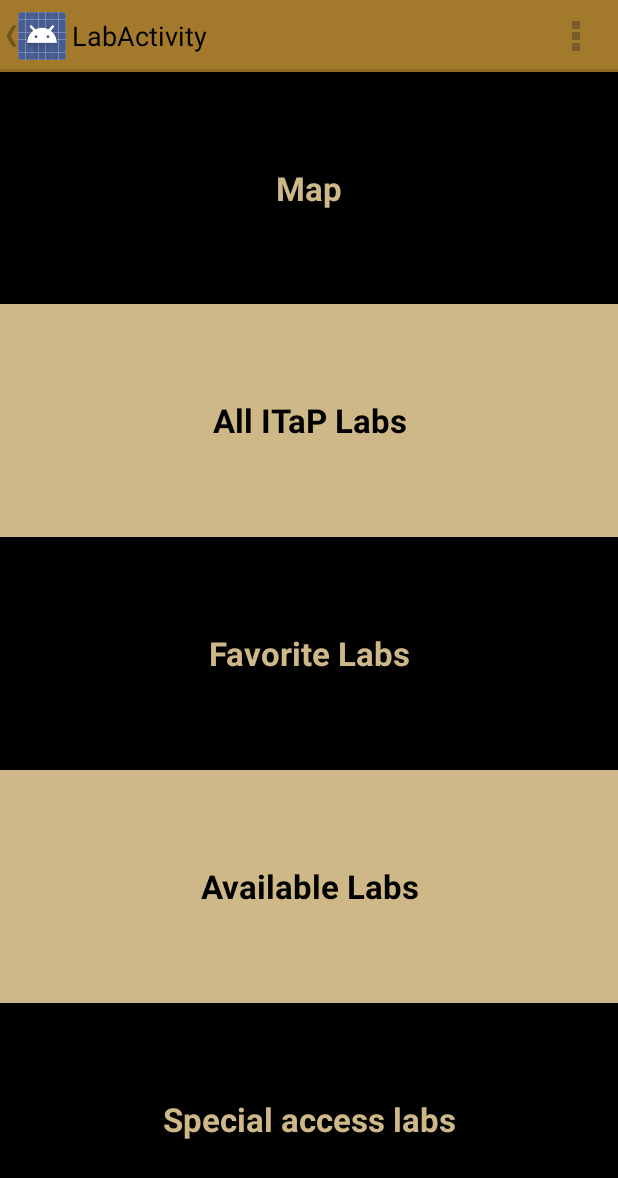
After one commit to Purdue-ACM-SIGAPP/Purdue, an Android app: the LabActivity screen opened directly, with no data from a screen before it, on a phone screen of 412 x 824 dp. The commit adds this screen. Shown: the top 1178 px of the screen. Run offline under Robolectric (Android 15) with nearby library versions, the phone set to English and light mode, and no system bars.

Commit message:
Adding the labs activity. Added Jsoups for parsing. Created list to mirror functions of the Boiler Labs app. Created getter task for available labs. Added debug printing when map button is clicked. Main menu now can open activities.

```diff
--- a/app/build.gradle
+++ b/app/build.gradle
@@ -50,4 +50,5 @@ dependencies {
     compile fileTree(dir: 'libs', include: ['*.jar'])
     compile 'com.google.android.gms:play-services:+'
     compile 'com.android.support:support-v4:20.+'
+    compile 'org.jsoup:jsoup:1.7.2'
 }
--- /dev/null
+++ b/app/src/main/java/edu/purdue/app/labs/LabActivity.java
@@ -0,0 +1,55 @@
+package edu.purdue.app.labs;
+
+import android.app.Activity;
+import android.os.Bundle;
+import android.view.Menu;
+import android.view.MenuItem;
+import android.view.View;
+
+import edu.purdue.app.R;
+import edu.purdue.app.labs.tasks.GetAvailableTask;
+
+public class LabActivity extends Activity {
+
+    @Override
+    protected void onCreate(Bundle savedInstanceState) {
+        super.onCreate(savedInstanceState);
+        setContentView(R.layout.activity_lab);
+    }
+
+
+    @Override
+    public boolean onCreateOptionsMenu(Menu menu) {
+        // Inflate the menu; this adds items to the action bar if it is present.
+        getMenuInflater().inflate(R.menu.lab, menu);
+        return true;
+    }
+
+    @Override
+    public boolean onOptionsItemSelected(MenuItem item) {
+        // Handle action bar item clicks here. The action bar will
+        // automatically handle clicks on the Home/Up button, so long
+        // as you specify a parent activity in AndroidManifest.xml.
+        int id = item.getItemId();
+        if (id == R.id.action_settings) {
+            return true;
+        }
+        return super.onOptionsItemSelected(item);
+    }
+
+    public void mapLabs(View view) {
+        new GetAvailableTask().execute();
+    }
+
+    public void allLabs(View view) {
+    }
+
+    public void favoriteLabs(View view) {
+    }
+
+    public void availableLabs(View view) {
+    }
+
+    public void specialLabs(View view) {
+    }
+}
--- a/app/src/main/java/edu/purdue/app/main/MainMenuItem.java
+++ b/app/src/main/java/edu/purdue/app/main/MainMenuItem.java
@@ -7,6 +7,7 @@ import java.util.ArrayList;
 import java.util.List;
 
 import edu.purdue.app.R;
+import edu.purdue.app.labs.LabActivity;
 
 public class MainMenuItem implements CustomMenuItem {
     private final Drawable icon;
@@ -30,7 +31,7 @@ public class MainMenuItem implements CustomMenuItem {
         toReturn.add(new MainMenuItem(r.getDrawable(R.drawable.ic_calendar), r.getString(R.string.calendar), "https://calendar.purdue.edu/"));
         toReturn.add(new MainMenuItem(r.getDrawable(R.drawable.ic_videos), "Videos", "http://www.youtube.com/user/PurdueUniversity"));
         toReturn.add(new MainMenuItem(r.getDrawable(R.drawable.ic_pictures), "Photos", "http://purdue.photoshelter.com/gallery-list"));
-        toReturn.add(new MainMenuItem(r.getDrawable(R.drawable.ic_labs), r.getString(R.string.labs), "https://lslab.ics.purdue.edu/icsWeb/AvailableStations"));
+        toReturn.add(new ActivityMainMenuItem(r.getDrawable(R.drawable.ic_labs), r.getString(R.string.labs), LabActivity.class));
 
         //Not necessary for this version, but I'm putting them here anyway
         //toReturn.add(new MainMenuItem(r.getDrawable(R.drawable.ic_tours), "Tours", "http://play.google.com/store/apps/details?id=com.barz.tourguide.purdue"));
--- /dev/null
+++ b/app/src/main/res/layout/activity_lab.xml
@@ -0,0 +1,76 @@
+<RelativeLayout xmlns:android="http://schemas.android.com/apk/res/android"
+    xmlns:tools="http://schemas.android.com/tools"
+    android:layout_width="match_parent"
+    android:layout_height="match_parent"
+    tools:context="edu.purdue.app.labs.LabActivity">
+
+    <LinearLayout
+        android:layout_width="match_parent"
+        android:layout_height="match_parent"
+        android:orientation="vertical"
+        android:layout_centerInParent="true"
+        android:dividerPadding="0dp"
+        android:gravity="center">
+
+        <Button
+            android:layout_width="match_parent"
+            android:layout_height="0dp"
+            android:layout_weight="1"
+            android:textAppearance="@android:style/TextAppearance.DeviceDefault.Large"
+            android:textStyle="bold"
+            android:textColor="@color/purdue_gold"
+            android:background="@color/purdue_black"
+            android:text="Map"
+            android:onClick="mapLabs"
+            />
+
+        <Button
+            android:layout_width="match_parent"
+            android:layout_height="0dp"
+            android:layout_weight="1"
+            android:textAppearance="@android:style/TextAppearance.DeviceDefault.Large"
+            android:textStyle="bold"
+            android:background="@color/purdue_gold"
+            android:text="All ITaP Labs"
+            android:onClick="allLabs"
+            />
+
+        <Button
+            android:layout_width="match_parent"
+            android:layout_height="0dp"
+            android:layout_weight="1"
+            android:textAppearance="@android:style/TextAppearance.DeviceDefault.Large"
+            android:textStyle="bold"
+            android:textColor="@color/purdue_gold"
+            android:background="@color/purdue_black"
+            android:text="Favorite Labs"
+            android:onClick="favoriteLabs"
+            />
+
+        <Button
+            android:layout_width="match_parent"
+            android:layout_height="0dp"
+            android:layout_weight="1"
+            android:textAppearance="@android:style/TextAppearance.DeviceDefault.Large"
+            android:textStyle="bold"
+            android:background="@color/purdue_gold"
+            android:text="Available Labs"
+            android:onClick="availableLabs"
+            />
+
+        <!--ECN and CS labs-->
+        <Button
+            android:layout_width="match_parent"
+            android:layout_height="0dp"
+            android:layout_weight="1"
+            android:textAppearance="@android:style/TextAppearance.DeviceDefault.Large"
+            android:textStyle="bold"
+            android:textColor="@color/purdue_gold"
+            android:background="@color/purdue_black"
+            android:text="Special access labs"
+            android:onClick="specialLabs"
+            />
+
+    </LinearLayout>
+
+</RelativeLayout>
--- /dev/null
+++ b/app/src/main/res/menu/lab.xml
@@ -0,0 +1,8 @@
+<menu xmlns:android="http://schemas.android.com/apk/res/android"
+    xmlns:tools="http://schemas.android.com/tools"
+    tools:context="edu.purdue.app.labs.LabActivity" >
+    <item android:id="@+id/action_settings"
+        android:title="@string/action_settings"
+        android:orderInCategory="100"
+        android:showAsAction="never" />
+</menu>
--- /dev/null
+++ b/app/src/main/res/values/colors.xml
@@ -0,0 +1,6 @@
+<?xml version="1.0" encoding="utf-8"?>
+<resources>
+
+    <color name="purdue_gold">#CEB888</color>
+    <color name="purdue_black">#000</color>
+</resources>
--- a/app/src/main/res/values/strings.xml
+++ b/app/src/main/res/values/strings.xml
@@ -12,5 +12,7 @@
     <string name="labs">Labs</string>
     <string name="bus_routes">Bus Routes</string>
     <string name="analytics_id" tools:ignore="TypographyDashes">UA-51109974-1</string>
+    <string name="title_activity_lab">LabActivity</string>
+    <string name="hello_world">Hello world!</string>
 
 </resources>
```
Also changed, not shown: app/src/main/AndroidManifest.xml (+14 -6 lines), app/src/main/java/edu/purdue/app/labs/LabDataStore.java (added, +9 -0 lines), app/src/main/java/edu/purdue/app/labs/listeners/OnGetAvailableLabsListener.java (added, +13 -0 lines), app/src/main/java/edu/purdue/app/labs/model/AvailableLab.java (added, +26 -0 lines), app/src/main/java/edu/purdue/app/labs/model/Lab.java (added, +48 -0 lines), app/src/main/java/edu/purdue/app/labs/tasks/GetAvailableTask.java (added, +89 -0 lines), app/src/main/java/edu/purdue/app/main/ActivityMainMenuItem.java (added, +21 -0 lines), app/src/main/java/edu/purdue/app/main/MainMenuActivity.java (+7 -2 lines).
